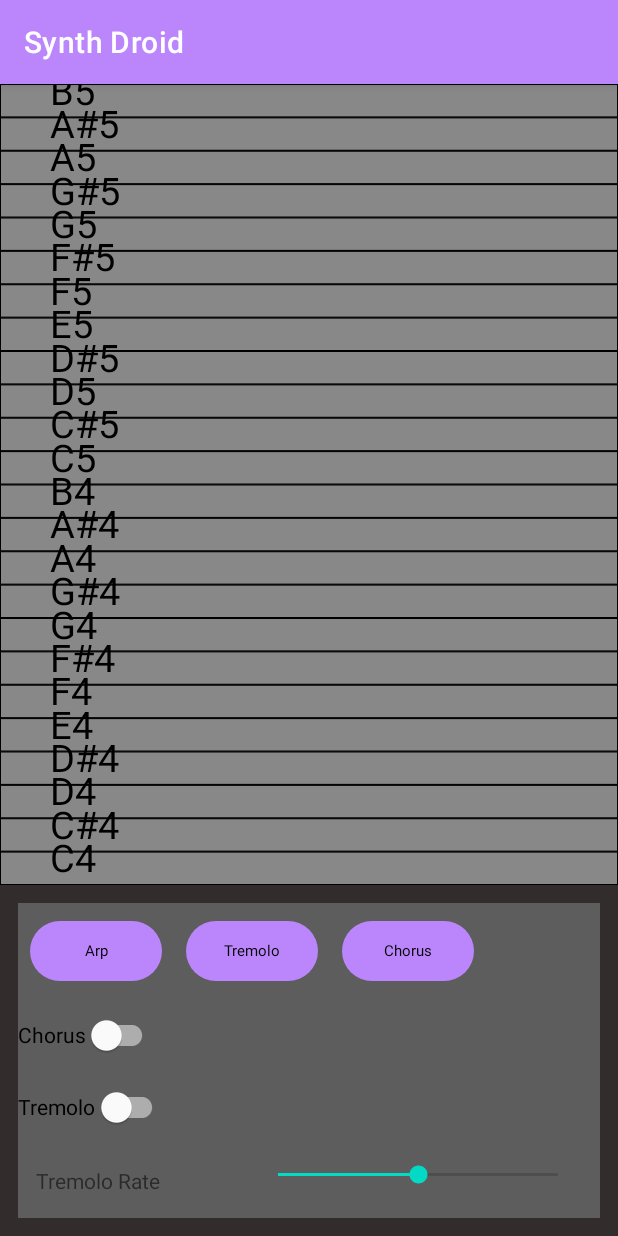
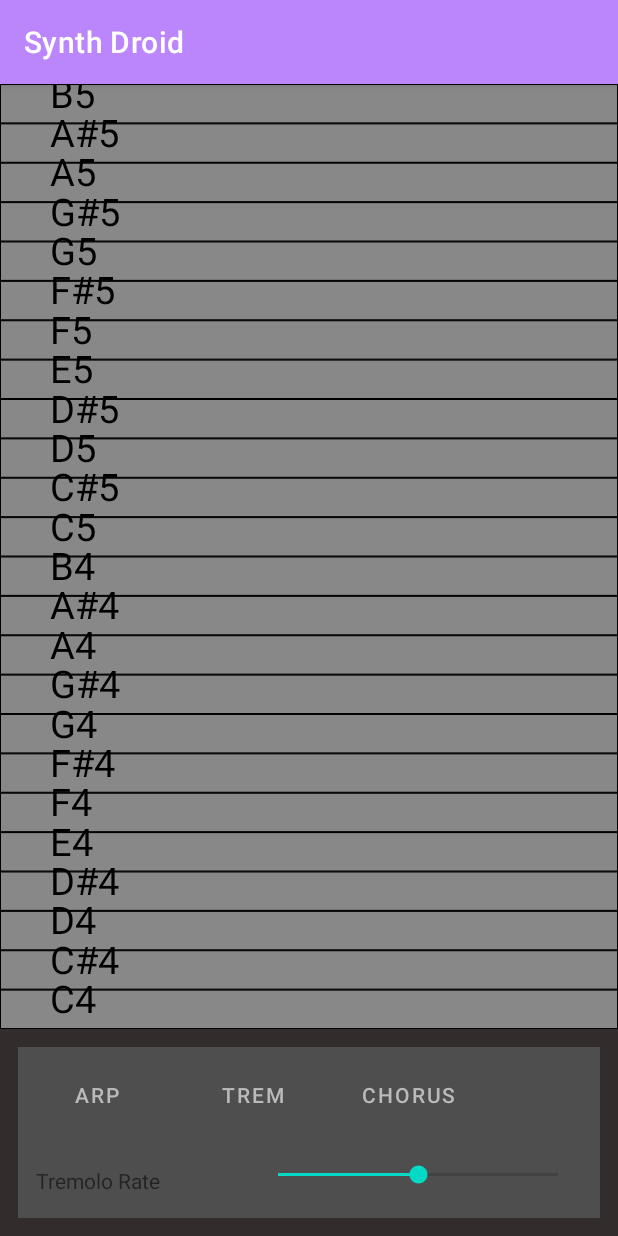
Before and after one commit to johncrawley/Synth_Droid, an Android app: the screen it shows after launch (MainActivity), on a phone screen of 412 x 824 dp. Run offline under Robolectric (Android 15) with nearby library versions, the phone set to English and light mode, and no system bars; 4 statements that could not run were skipped.

Commit message:
Button styles improved and replaced tremolo and chorus switches with buttons.

```diff
--- a/app/src/main/java/com/jcrawley/synthdroid/MainActivity.java
+++ b/app/src/main/java/com/jcrawley/synthdroid/MainActivity.java
@@ -11,11 +11,12 @@ import android.view.ViewTreeObserver;
 import android.widget.Button;
 import android.widget.SeekBar;
 
-import com.google.android.material.switchmaterial.SwitchMaterial;
 import com.jcrawley.synthdroid.fx.Arpeggiator;
 import com.jcrawley.synthdroid.fx.chorus.ChorusRunner;
 import com.jcrawley.synthdroid.view.NoteItemManager;
 import com.jcrawley.synthdroid.view.TransparentView;
+
+import java.util.function.Consumer;
 
 
 public class MainActivity extends AppCompatActivity {
@@ -198,36 +199,31 @@ public class MainActivity extends AppCompatActivity {
 
     private void setupViews(){
         setupTremoloSettings();
-        setupChorusSettings();
         setupButtons();
         setupInputView();
     }
 
 
     private void setupButtons(){
-        Button arpeggiatorButton = findViewById(R.id.enable_arpeggiator_button);
-        arpeggiatorButton.setOnClickListener((View v)-> {
-            boolean isActivated = arpeggiatorButton.isActivated();
-            arpeggiatorButton.setActivated(!isActivated);
-            arpeggiator.setEnabled(!isActivated);});
+        setupSwitchButton(R.id.enable_arpeggiator_button, activated ->arpeggiator.setEnabled(activated));
+        setupSwitchButton(R.id.enable_tremolo_button, this::enableTremolo);
+        setupSwitchButton(R.id.enable_chorus_button, activated -> {
+            chorusRunner.setEnabled(activated);
+            enableChorus(activated);});
     }
 
 
-    private void setupChorusSettings(){
-        SwitchMaterial enableChorusSwitch = findViewById(R.id.enableChorusSwitch);
-        enableChorusSwitch.setOnCheckedChangeListener((view, isChecked) ->{
-            chorusRunner.setEnabled(isChecked);
-            enableChorus(isChecked);
+    private void setupSwitchButton(int buttonId, Consumer<Boolean> consumer){
+        Button button = findViewById(buttonId);
+        button.setOnClickListener((View v)-> {
+            boolean isActivated = button.isActivated();
+            button.setActivated(!isActivated);
+            consumer.accept(!isActivated);
         });
     }
 
 
     private void setupTremoloSettings(){
-        SwitchMaterial enableTremoloSwitch = findViewById(R.id.enableTremoloSwitch);
-        enableTremoloSwitch.setOnCheckedChangeListener((view, isChecked) ->{
-           // tremoloRunner.setEnabled(isChecked);
-            enableTremolo(isChecked);
-        });
         setupTremoloRateSeekBar();
     }
 
--- /dev/null
+++ b/app/src/main/res/color/custom_button_text_color.xml
@@ -0,0 +1,5 @@
+<?xml version="1.0" encoding="utf-8"?>
+<selector xmlns:android="http://schemas.android.com/apk/res/android">
+    <item android:state_activated="true" android:color="@color/night_button_text_activated" />
+    <item android:color="@color/night_button_text_normal" />
+</selector>
--- a/app/src/main/res/drawable/button_selected.xml
+++ /dev/null
@@ -1,6 +0,0 @@
-<shape xmlns:android="http://schemas.android.com/apk/res/android" android:shape="rectangle" android:padding="90dp">
-    <solid android:color="@color/button_selected"/>
-    <padding />
-    <stroke android:color="#000" android:width="1dp"/>
-    <corners android:bottomRightRadius="15dp" android:bottomLeftRadius="15dp" android:topLeftRadius="15dp" android:topRightRadius="15dp"/>
-</shape>
--- a/app/src/main/res/drawable/button_unselected.xml
+++ /dev/null
@@ -1,6 +0,0 @@
-<shape xmlns:android="http://schemas.android.com/apk/res/android" android:shape="rectangle" android:padding="90dp">
-    <solid android:color="@color/button_unselected"/>
-    <padding />
-    <stroke android:color="#000" android:width="1dp"/>
-    <corners android:bottomRightRadius="15dp" android:bottomLeftRadius="15dp" android:topLeftRadius="15dp" android:topRightRadius="15dp"/>
-</shape>
--- a/app/src/main/res/drawable/selector_custom.xml
+++ /dev/null
@@ -1,5 +0,0 @@
-<?xml version="1.0" encoding="utf-8"?>
-<selector xmlns:android="http://schemas.android.com/apk/res/android">
-    <item android:drawable="@drawable/button_selected" android:state_pressed="true" />
-    <item android:drawable="@drawable/button_unselected" />
-</selector>
--- a/app/src/main/res/layout/activity_main.xml
+++ b/app/src/main/res/layout/activity_main.xml
@@ -34,51 +34,42 @@
         app:layout_constraintStart_toStartOf="parent"
         app:layout_constraintTop_toBottomOf="@+id/inputView"
         android:orientation="vertical">
+
         <LinearLayout
             android:layout_width="match_parent"
             android:layout_height="wrap_content"
             android:orientation="horizontal">
 
-            <com.google.android.material.button.MaterialButton
+            <Button
                 android:id="@+id/enable_arpeggiator_button"
                 android:layout_width="wrap_content"
                 android:layout_height="wrap_content"
                 android:layout_margin="@dimen/button_margin"
+                style="?android:attr/buttonBarButtonStyle"
+                android:textColor="@color/custom_button_text_color"
                 android:text="@string/enable_arpeggiator_button_label"
                 />
 
-            <com.google.android.material.button.MaterialButton
+            <Button
                 android:id="@+id/enable_tremolo_button"
                 android:layout_width="wrap_content"
                 android:layout_height="wrap_content"
                 android:layout_margin="@dimen/button_margin"
                 android:text="@string/enable_tremolo_button_label"
+                style="?android:attr/buttonBarButtonStyle"
+                android:textColor="@color/custom_button_text_color"
                 />
 
-            <com.google.android.material.button.MaterialButton
+            <Button
                 android:id="@+id/enable_chorus_button"
                 android:layout_width="wrap_content"
                 android:layout_height="wrap_content"
                 android:layout_margin="@dimen/button_margin"
                 android:text="@string/enable_chorus_button_label"
-                />
+                style="?android:attr/buttonBarButtonStyle"
+                android:textColor="@color/custom_button_text_color" />
         </LinearLayout>
 
-        <com.google.android.material.switchmaterial.SwitchMaterial
-            android:id="@+id/enableChorusSwitch"
-            android:layout_width="wrap_content"
-            android:layout_height="wrap_content"
-            android:checked="false"
-            android:gravity="center_vertical"
-            android:text="@string/enable_chorus_switch_label"/>
-
-        <com.google.android.material.switchmaterial.SwitchMaterial
-            android:id="@+id/enableTremoloSwitch"
-            android:layout_width="wrap_content"
-            android:layout_height="wrap_content"
-            android:checked="false"
-            android:gravity="center_vertical"
-            android:text="@string/enable_tremolo_switch_label"/>
 
         <LinearLayout
             android:id="@+id/tremoloRateSeekBarLayout"
--- a/app/src/main/res/values-night/themes.xml
+++ b/app/src/main/res/values-night/themes.xml
@@ -4,20 +4,16 @@
         <!-- Primary brand color. -->
         <item name="colorPrimary">@color/night_primary_color</item>
         <item name="colorPrimaryVariant">@color/purple_700</item>
-        <item name="colorOnPrimary">@color/teal_200</item>
+        <item name="colorOnPrimary">@color/button_activated</item>
         <!-- Secondary brand color. -->
         <item name="colorSecondary">@color/teal_200</item>
-        <item name="colorSecondaryVariant">@color/teal_200</item>
+        <item name="colorSecondaryVariant">@color/button_selected</item>
         <item name="colorOnSecondary">@color/black</item>
         <!-- Status bar color. -->
         <item name="android:statusBarColor">@color/status_bar</item>
         <!-- Customize your theme here. -->
         <item name="android:windowBackground">@color/background</item>
-        <item name="materialButtonStyle">@style/customMaterialButtonStyle</item>
+
     </style>
 
-    <style name="customMaterialButtonStyle" parent="Widget.Material3.Button">
-        <item name="android:textSize">16sp</item>
-        <item name="android:textColor">@color/night_button_text_color</item>
-    </style>
 </resources>
--- a/app/src/main/res/values/colors.xml
+++ b/app/src/main/res/values/colors.xml
@@ -9,10 +9,12 @@
     <color name="white">#FFFFFFFF</color>
     <color name="status_bar">#591D1D</color>
     <color name="background">#322C2C</color>
-    <color name="control_background">#5E5D5D</color>
+    <color name="control_background">#4E4E4E</color>
     <color name="night_primary_color">#7C2D2D</color>
     <color name="night_button_text_color">#9E9898</color>
 
+    <color name="night_button_text_normal">#BABABA</color>
+    <color name="night_button_text_activated">#FDD835</color>
 
 
     <color name="button_unselected">#9E9898</color>
--- a/app/src/main/res/values/strings.xml
+++ b/app/src/main/res/values/strings.xml
@@ -3,7 +3,7 @@
     <string name="main_message">Play your tunes!</string>
     <string name="enable_tremolo_switch_label">Tremolo</string>
     <string name="enable_arpeggiator_button_label">Arp</string>
-    <string name="enable_tremolo_button_label">Tremolo</string>
+    <string name="enable_tremolo_button_label">Trem</string>
     <string name="enable_chorus_button_label">Chorus</string>
     <string name="enable_chorus_switch_label">Chorus</string>
     <string name="tremolo_rate_seekbar_label">Tremolo Rate</string>
```
Also changed, not shown: app/src/main/java/com/jcrawley/synthdroid/fx/Arpeggiator.java (+0 -20 lines), app/src/main/res/drawable/selector_button_background.xml (deleted, +0 -10 lines).
